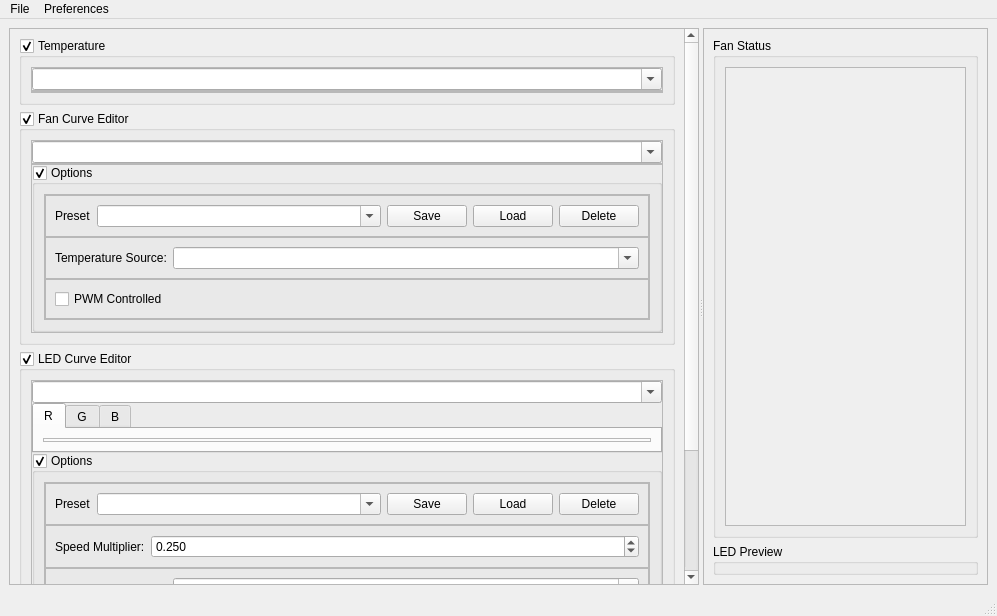
kugurst/leviathans-breath, file gui/gui.ui: the form before one commit.
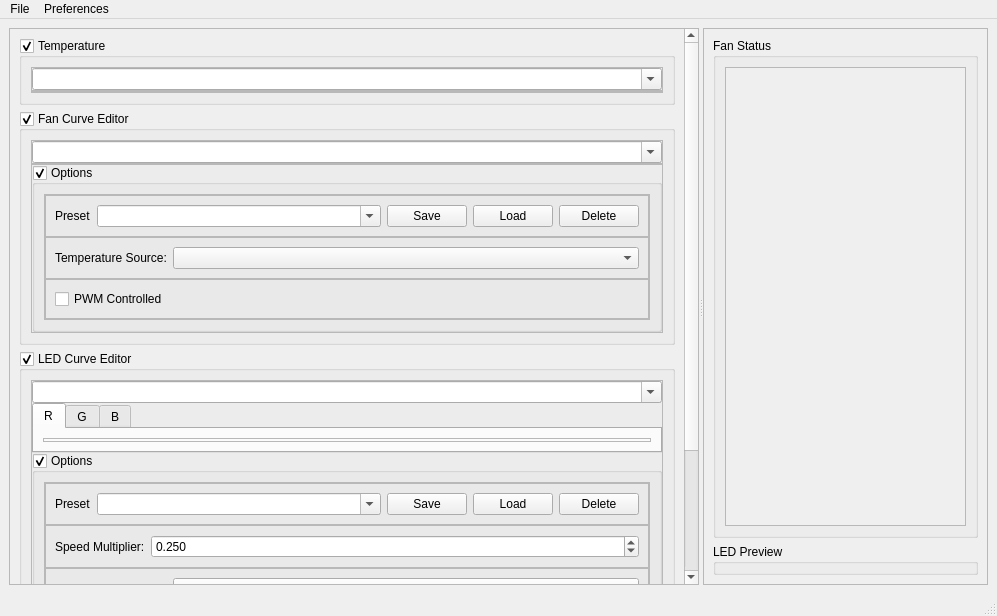
The form after the commit. Icons and pictures are not drawn.

Commit message: Implemented custom fan/led/sensor naming

```diff
--- a/gui/gui.ui
+++ b/gui/gui.ui
@@ -32,7 +32,7 @@
         <property name="geometry">
          <rect>
           <x>0</x>
-          <y>0</y>
+          <y>-302</y>
           <width>681</width>
           <height>859</height>
          </rect>
@@ -185,7 +185,7 @@
                            </sizepolicy>
                           </property>
                           <property name="editable">
-                           <bool>true</bool>
+                           <bool>false</bool>
                           </property>
                           <property name="insertPolicy">
                            <enum>QComboBox::NoInsert</enum>
@@ -551,7 +551,7 @@
                            </sizepolicy>
                           </property>
                           <property name="editable">
-                           <bool>true</bool>
+                           <bool>false</bool>
                           </property>
                           <property name="insertPolicy">
                            <enum>QComboBox::NoInsert</enum>
```
The commit also changes 2 other files.
